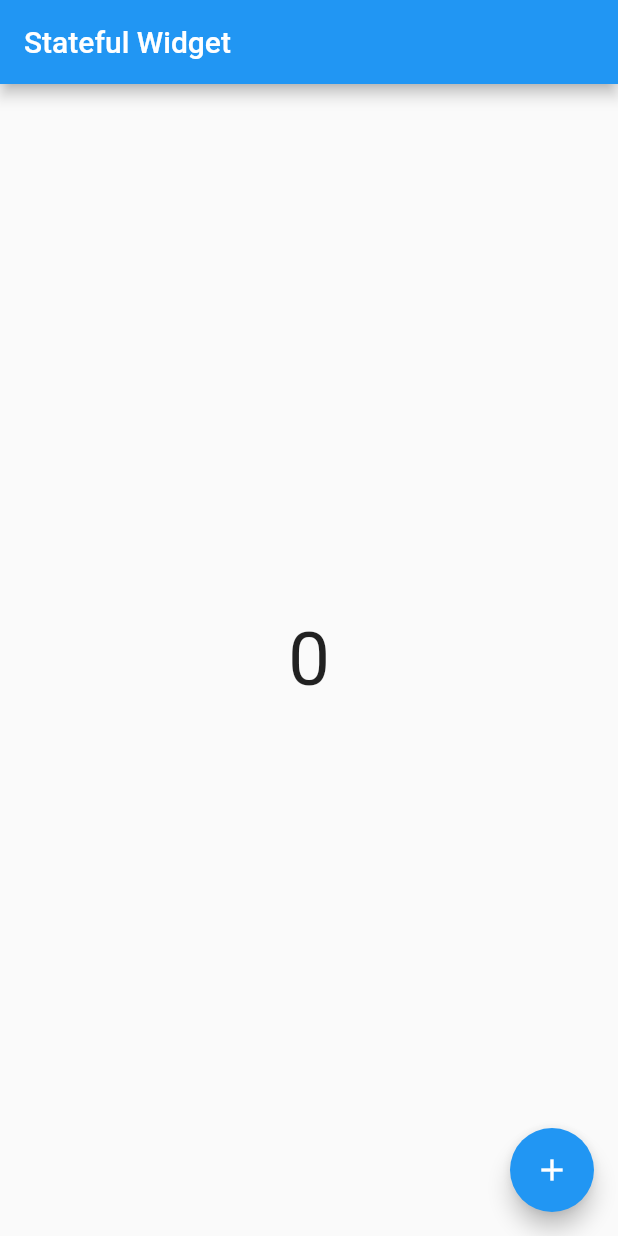
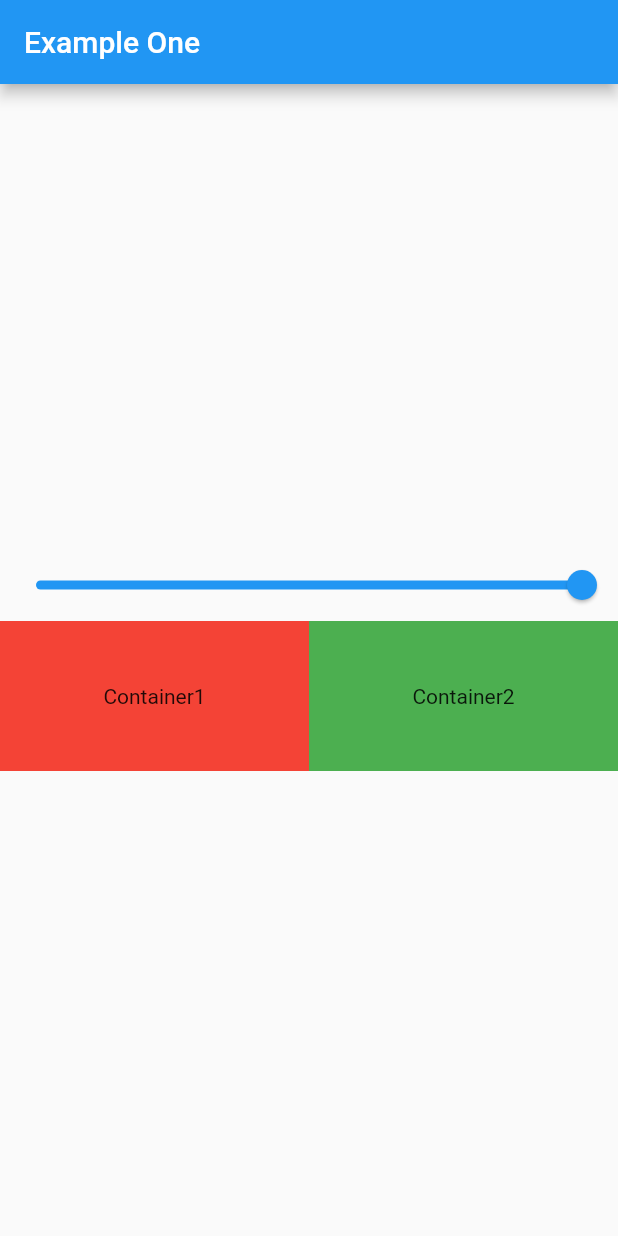
Before and after one commit to mafzaldev/bytewise-fellowship-flutter, a Flutter app: the screen it shows after launch, on a phone screen of 412 x 824 dp. Run offline on Flutter 3.47's test engine with Material 2 defaults, Android fonts, the light colour scheme and no system bars; our stand-ins replace flutter_spinkit, pie_chart, shimmer.

Commit message:
provider: added two examples

```diff
--- a/Week-02(REST API and State Management)/provider_tutorials/lib/main.dart
+++ b/Week-02(REST API and State Management)/provider_tutorials/lib/main.dart
@@ -1,5 +1,8 @@
 import 'package:flutter/material.dart';
-import 'package:provider_tutorials/home_screen_stateful.dart';
+import 'package:provider/provider.dart';
+import 'package:provider_tutorials/provider/count_provider.dart';
+import 'package:provider_tutorials/provider/example_one_provider.dart';
+import 'package:provider_tutorials/screens/example_one.dart';
 
 void main() {
   runApp(const MyApp());
@@ -10,13 +13,19 @@ class MyApp extends StatelessWidget {
 
   @override
   Widget build(BuildContext context) {
-    return MaterialApp(
-      title: 'Flutter Demo',
-      debugShowCheckedModeBanner: false,
-      theme: ThemeData(
-        primarySwatch: Colors.blue,
+    return MultiProvider(
+      providers: [
+        ChangeNotifierProvider(create: (_) => CountProvider()),
+        ChangeNotifierProvider(create: (_) => ExampleOneProvider()),
+      ],
+      child: MaterialApp(
+        title: 'Flutter Demo',
+        debugShowCheckedModeBanner: false,
+        theme: ThemeData(
+          primarySwatch: Colors.blue,
+        ),
+        home: const ExampleOne(),
       ),
-      home: const HomeScreenStateful(),
     );
   }
 }
--- /dev/null
+++ b/Week-02(REST API and State Management)/provider_tutorials/lib/provider/count_provider.dart
@@ -0,0 +1,13 @@
+import 'package:flutter/foundation.dart';
+
+class CountProvider with ChangeNotifier {
+  // ignore: prefer_final_fields
+  int _count = 50;
+
+  int get count => _count;
+
+  void setCount() {
+    _count++;
+    notifyListeners();
+  }
+}
--- /dev/null
+++ b/Week-02(REST API and State Management)/provider_tutorials/lib/provider/example_one_provider.dart
@@ -0,0 +1,13 @@
+import 'package:flutter/foundation.dart';
+
+class ExampleOneProvider with ChangeNotifier {
+  // ignore: prefer_final_fields
+  double _value = 1.0;
+
+  double get value => _value;
+
+  void setValue(double val) {
+    _value = val;
+    notifyListeners();
+  }
+}
--- /dev/null
+++ b/Week-02(REST API and State Management)/provider_tutorials/lib/screens/example_one.dart
@@ -0,0 +1,59 @@
+import 'package:flutter/material.dart';
+import 'package:provider/provider.dart';
+import 'package:provider_tutorials/provider/example_one_provider.dart';
+
+class ExampleOne extends StatefulWidget {
+  const ExampleOne({super.key});
+
+  @override
+  State<ExampleOne> createState() => _ExampleOneState();
+}
+
+class _ExampleOneState extends State<ExampleOne> {
+  @override
+  Widget build(BuildContext context) {
+    return Scaffold(
+      appBar: AppBar(
+        title: const Text('Example One'),
+      ),
+      body: Column(
+        mainAxisAlignment: MainAxisAlignment.center,
+        children: [
+          Consumer<ExampleOneProvider>(builder: ((context, value, child) {
+            return Slider(
+                min: 0,
+                max: 1,
+                value: value.value,
+                onChanged: ((val) {
+                  value.setValue(val);
+                }));
+          })),
+          Consumer<ExampleOneProvider>(builder: ((context, value, child) {
+            return Row(
+              children: [
+                Expanded(
+                  child: Container(
+                    height: 100,
+                    decoration: BoxDecoration(
+                      color: Colors.red.withOpacity(value.value),
+                    ),
+                    child: const Center(child: Text("Container1")),
+                  ),
+                ),
+                Expanded(
+                  child: Container(
+                    height: 100,
+                    decoration: BoxDecoration(
+                      color: Colors.green.withOpacity(value.value),
+                    ),
+                    child: const Center(child: Text("Container2")),
+                  ),
+                ),
+              ],
+            );
+          }))
+        ],
+      ),
+    );
+  }
+}
--- a/Week-02(REST API and State Management)/provider_tutorials/pubspec.yaml
+++ b/Week-02(REST API and State Management)/provider_tutorials/pubspec.yaml
@@ -36,6 +36,7 @@ dependencies:
   # The following adds the Cupertino Icons font to your application.
   # Use with the CupertinoIcons class for iOS style icons.
   cupertino_icons: ^1.0.2
+  provider: ^6.0.5
 
 dev_dependencies:
   flutter_test:
```
Also changed, not shown: Week-02(REST API and State Management)/provider_tutorials/lib/screens/count_example.dart (added, +41 -0 lines), Week-02(REST API and State Management)/provider_tutorials/pubspec.lock, 1 other file.
